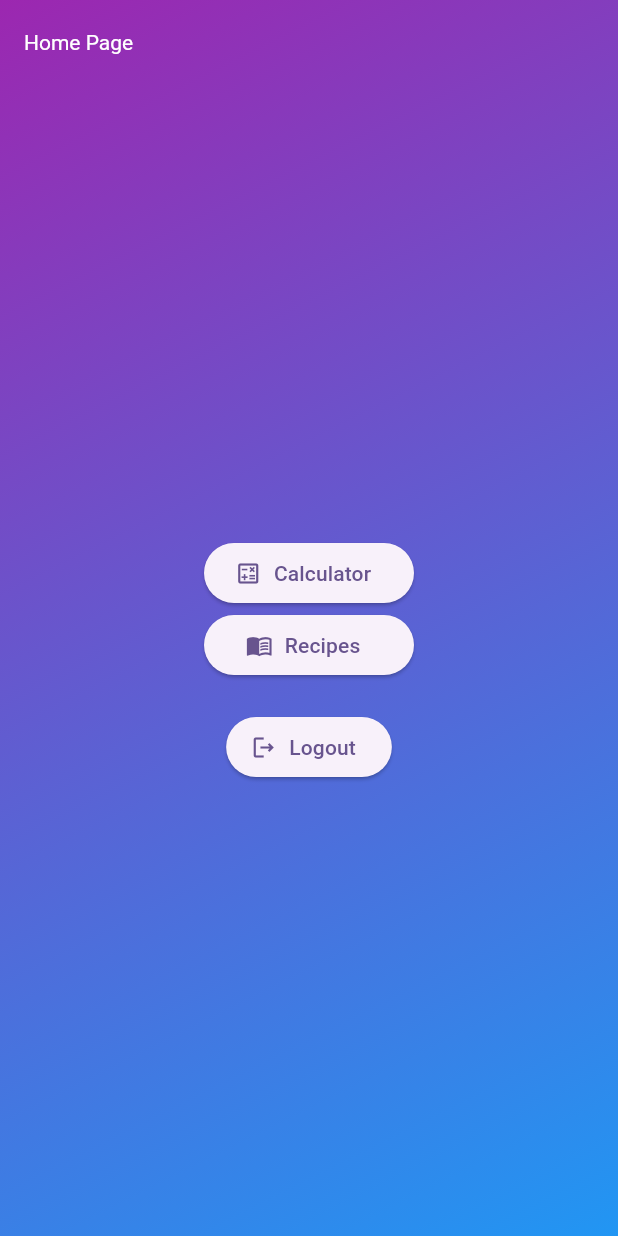
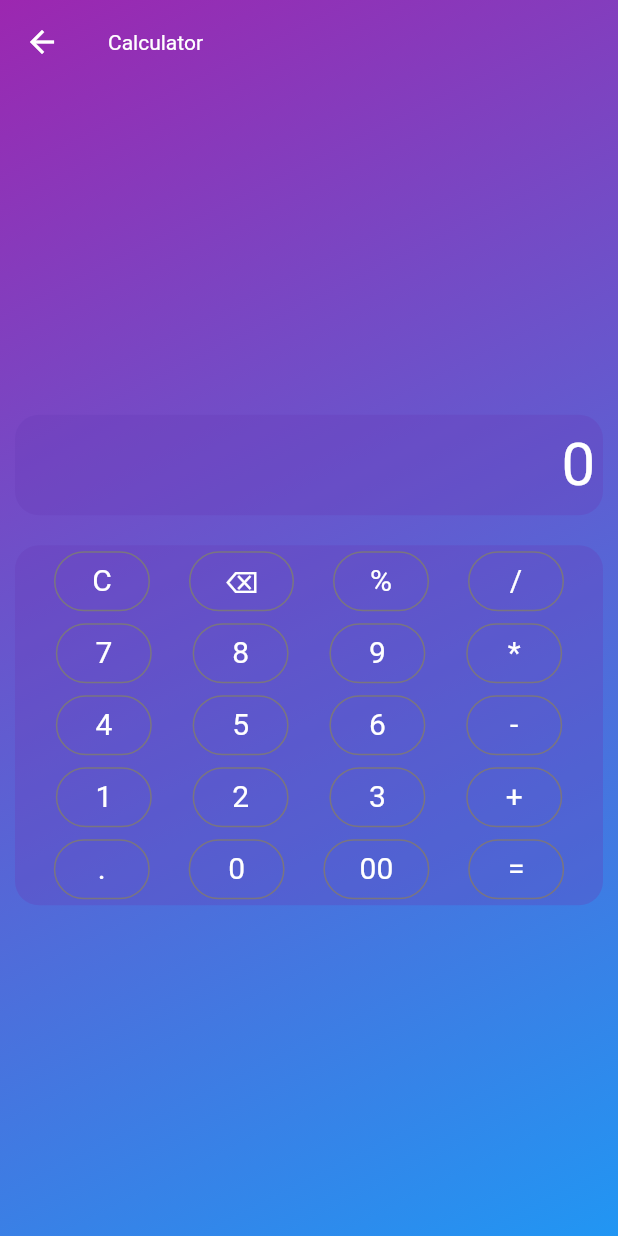
Before and after one commit to niar92i/recipes-calculator, a Flutter app: the HomePage screen opened by its route, after a tap on "Calculator", on a phone screen of 412 x 824 dp. Run offline on Flutter 3.47's test engine with Material 3 defaults, Android fonts, the phone set to English and light mode, and no system bars; our stand-ins replace firebase_auth, firebase_core, get, math_expressions; missing offline and left inert: firebase_app_check; accounts and stored records are empty.

Commit message:
setting up calculator page and calculator result

```diff
--- a/lib/main.dart
+++ b/lib/main.dart
@@ -1,10 +1,12 @@
 import 'package:firebase_app_check/firebase_app_check.dart';
 import 'package:firebase_auth/firebase_auth.dart';
 import 'package:flutter/material.dart';
+import 'package:recipes_calculator/pages/calculator_page.dart';
 import 'package:recipes_calculator/pages/home_page.dart';
 import 'package:firebase_core/firebase_core.dart';
 import 'package:recipes_calculator/pages/login_page.dart';
 import 'firebase_options.dart';
+import 'package:get/get.dart';
 
 void main() async {
   WidgetsFlutterBinding.ensureInitialized();
@@ -16,7 +18,6 @@ void main() async {
   firebaseAppCheck.activate(
     androidProvider: AndroidProvider.debug,
   );
-  firebaseAppCheck.getToken().then((value) => print('APP CHECK: $value'));
   runApp(const MyApp());
 }
 
@@ -26,11 +27,12 @@ class MyApp extends StatelessWidget {
   @override
   Widget build(BuildContext context) {
     FirebaseAuth auth = FirebaseAuth.instance;
-    return MaterialApp(
+    return GetMaterialApp(
       initialRoute: '/login',
       routes: {
         '/home': (context) => const HomePage(),
         '/login': (context) => LoginPage(),
+        '/calculator': (context) => CalculatorPage(),
       },
       title: 'Recipes Calculator',
       theme: ThemeData(
--- /dev/null
+++ b/lib/pages/calculator_page.dart
@@ -0,0 +1,120 @@
+import 'package:flutter/material.dart';
+import 'package:get/get.dart';
+import 'package:recipes_calculator/controllers/calculator_controller.dart';
+
+class CalculatorPage extends StatelessWidget {
+  CalculatorPage({super.key});
+
+  CalculatorController calculatorController = Get.put(CalculatorController());
+
+  @override
+  Widget build(BuildContext context) {
+    return WillPopScope(
+      onWillPop: () async => false,
+      child: Container(
+        decoration: const BoxDecoration(
+            gradient: LinearGradient(
+          begin: Alignment.topLeft,
+          end: Alignment.bottomRight,
+          colors: [Colors.purple, Colors.blue],
+        )),
+        child: Scaffold(
+          backgroundColor: Colors.transparent,
+          appBar: AppBar(
+            automaticallyImplyLeading: false,
+            leading: Builder(
+              builder: (BuildContext context) {
+                return IconButton(
+                  icon: const Icon(
+                    Icons.arrow_back,
+                    color: Colors.white,
+                  ),
+                  onPressed: () {
+                    Get.toNamed('/home');
+                    Get.delete<CalculatorController>();
+                  },
+                );
+              },
+            ),
+            backgroundColor: Colors.transparent,
+            title: const Text(
+              'Calculator',
+              style: TextStyle(color: Colors.white, fontSize: 14),
+            ),
+          ),
+          body: Column(
+            mainAxisAlignment: MainAxisAlignment.center,
+            children: [
+              Container(
+                alignment: Alignment.centerRight,
+                margin: const EdgeInsets.all(10),
+                  padding: const EdgeInsets.all(5),
+                  decoration: BoxDecoration(
+                    borderRadius: BorderRadius.circular(16),
+                    color: Colors.deepPurple.withOpacity(0.3),
+                  ),
+                child: Obx(() => Text('${calculatorController.equation}', style: const TextStyle(color: Colors.white, fontSize: 40),))
+              ),
+              Container(
+                margin: const EdgeInsets.all(10),
+                decoration: BoxDecoration(
+                  borderRadius: BorderRadius.circular(16),
+                  color: Colors.deepPurple.withOpacity(0.3),
+                ),
+                child: Column(
+                  children: [
+                    Row(
+                      mainAxisAlignment: MainAxisAlignment.spaceEvenly,
+                      children: [
+                        calculatorController.calculatorButton("C", Colors.white),
+                        calculatorController.calculatorButton("⌫", Colors.white),
+                        calculatorController.calculatorButton("%", Colors.white),
+                        calculatorController.calculatorButton("/", Colors.white),
+                      ],
+                    ),
+                    Row(
+                      mainAxisAlignment: MainAxisAlignment.spaceEvenly,
+                      children: [
+                        calculatorController.calculatorButton("7", Colors.white),
+                        calculatorController.calculatorButton("8", Colors.white),
+                        calculatorController.calculatorButton("9", Colors.white),
+                        calculatorController.calculatorButton("*", Colors.white),
+                      ],
+                    ),
+                    Row(
+                      mainAxisAlignment: MainAxisAlignment.spaceEvenly,
+                      children: [
+                        calculatorController.calculatorButton("4", Colors.white),
+                        calculatorController.calculatorButton("5", Colors.white),
+                        calculatorController.calculatorButton("6", Colors.white),
+                        calculatorController.calculatorButton("-", Colors.white),
+                      ],
+                    ),
+                    Row(
+                      mainAxisAlignment: MainAxisAlignment.spaceEvenly,
+                      children: [
+                        calculatorController.calculatorButton("1", Colors.white),
+                        calculatorController.calculatorButton("2", Colors.white),
+                        calculatorController.calculatorButton("3", Colors.white),
+                        calculatorController.calculatorButton("+", Colors.white),
+                      ],
+                    ),
+                    Row(
+                      mainAxisAlignment: MainAxisAlignment.spaceEvenly,
+                      children: [
+                        calculatorController.calculatorButton(".", Colors.white),
+                        calculatorController.calculatorButton("0", Colors.white),
+                        calculatorController.calculatorButton("00", Colors.white),
+                        calculatorController.calculatorButton("=", Colors.white),
+                      ],
+                    ),
+                  ],
+                ),
+              ),
+            ],
+          ),
+        ),
+      ),
+    );
+  }
+}
--- a/lib/pages/home_page.dart
+++ b/lib/pages/home_page.dart
@@ -1,9 +1,6 @@
-import 'dart:math';
-
+import 'package:get/get.dart';
 import 'package:firebase_auth/firebase_auth.dart';
 import 'package:flutter/material.dart';
-
-import 'login_page.dart';
 
 class HomePage extends StatefulWidget {
   const HomePage({super.key});
@@ -16,11 +13,9 @@ class _HomePageState extends State<HomePage> {
   final FirebaseAuth _firebaseAuth = FirebaseAuth.instance;
 
   Future logout() async {
-    await _firebaseAuth
-        .signOut()
-        .whenComplete(() =>
-        Navigator.pushReplacementNamed(context, "/login")
-    );
+    await _firebaseAuth.signOut().whenComplete(() =>
+        // Navigator.pushReplacementNamed(context, "/login")
+        Get.offAllNamed("/login"));
   }
 
   @override
@@ -40,7 +35,7 @@ class _HomePageState extends State<HomePage> {
               automaticallyImplyLeading: false,
               backgroundColor: Colors.transparent,
               title: const Text(
-                'Home Page',
+                'Main Menu',
                 style: TextStyle(color: Colors.white, fontSize: 14),
               ),
             ),
@@ -53,11 +48,13 @@ class _HomePageState extends State<HomePage> {
                     width: 140,
                     child: ElevatedButton.icon(
                       onPressed: () {
-
+                        Get.toNamed('/calculator');
                       },
                       icon: const Icon(
                         Icons.calculate_outlined,
-                      ), label: const Text('Calculator'),),
+                      ),
+                      label: const Text('Calculator'),
+                    ),
                   ),
                 ),
                 Container(
@@ -65,15 +62,17 @@ class _HomePageState extends State<HomePage> {
                   child: SizedBox(
                     width: 140,
                     child: ElevatedButton.icon(
-                      onPressed: () {
-
-                      },
+                      onPressed: () {},
                       icon: const Icon(
                         Icons.menu_book_outlined,
-                      ), label: const Text('Recipes'),),
+                      ),
+                      label: const Text('Recipes'),
                     ),
                   ),
-                const SizedBox(height: 20,),
+                ),
+                const SizedBox(
+                  height: 20,
+                ),
                 Align(
                   alignment: Alignment.center,
                   child: ElevatedButton.icon(
@@ -81,14 +80,15 @@ class _HomePageState extends State<HomePage> {
                       showDialog<String>(
                         context: context,
                         builder: (BuildContext context) => AlertDialog(
-                            content: const Text('Are you sure you want to logout ?'),
+                          content:
+                              const Text('Are you sure you want to logout ?'),
                           actions: <Widget>[
                             TextButton(
                               onPressed: () => Navigator.pop(context, 'Cancel'),
                               child: const Text('Cancel'),
                             ),
                             TextButton(
-                                onPressed: () =>  logout(),
+                              onPressed: () => logout(),
                               child: const Text('OK'),
                             ),
                           ],
@@ -97,7 +97,9 @@ class _HomePageState extends State<HomePage> {
                     },
                     icon: const Icon(
                       Icons.logout_outlined,
-                      ), label: const Text('Logout'),),
+                    ),
+                    label: const Text('Logout'),
+                  ),
                 ),
               ],
             ),
--- a/pubspec.yaml
+++ b/pubspec.yaml
@@ -43,6 +43,8 @@ dependencies:
   firebase_storage: ^11.6.5
   cloud_firestore: ^4.15.4
   firebase_app_check: ^0.2.1+13
+  get: ^4.6.6
+  math_expressions: ^2.4.0
 
 dev_dependencies:
   flutter_test:
```
Also changed, not shown: lib/controllers/calculator_controller.dart (added, +114 -0 lines), lib/pages/calculator_result_page.dart (added, +68 -0 lines), lib/pages/login_page.dart (+40 -29 lines), pubspec.lock. Lines whose indentation alone changed are shown as unchanged.
